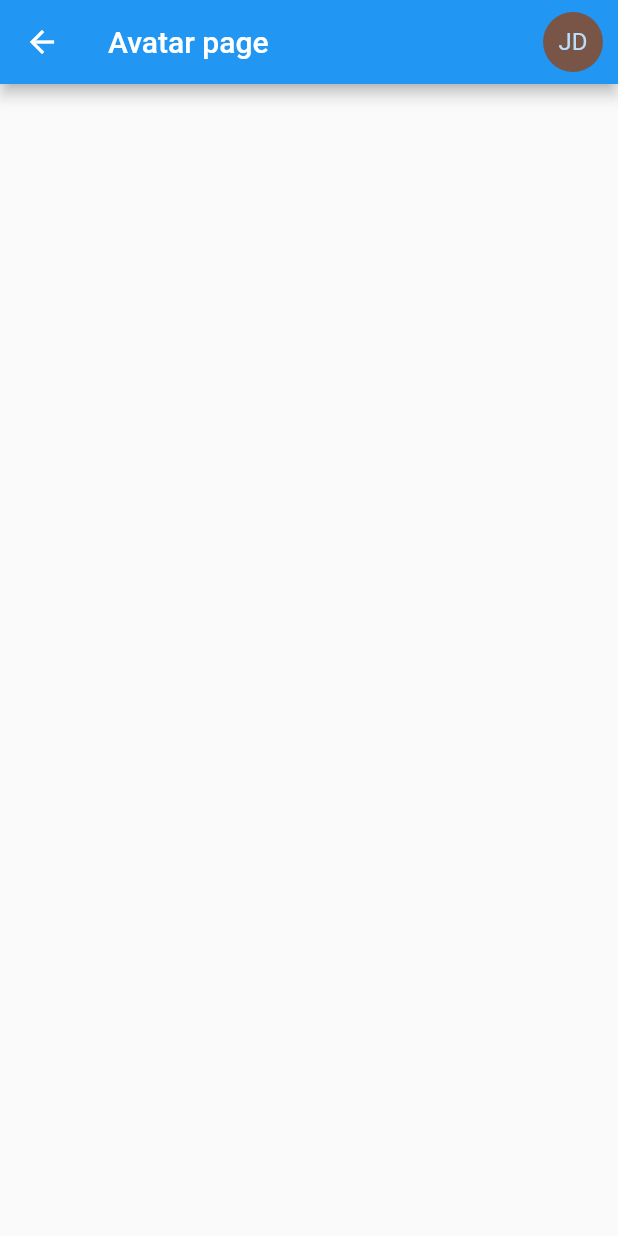
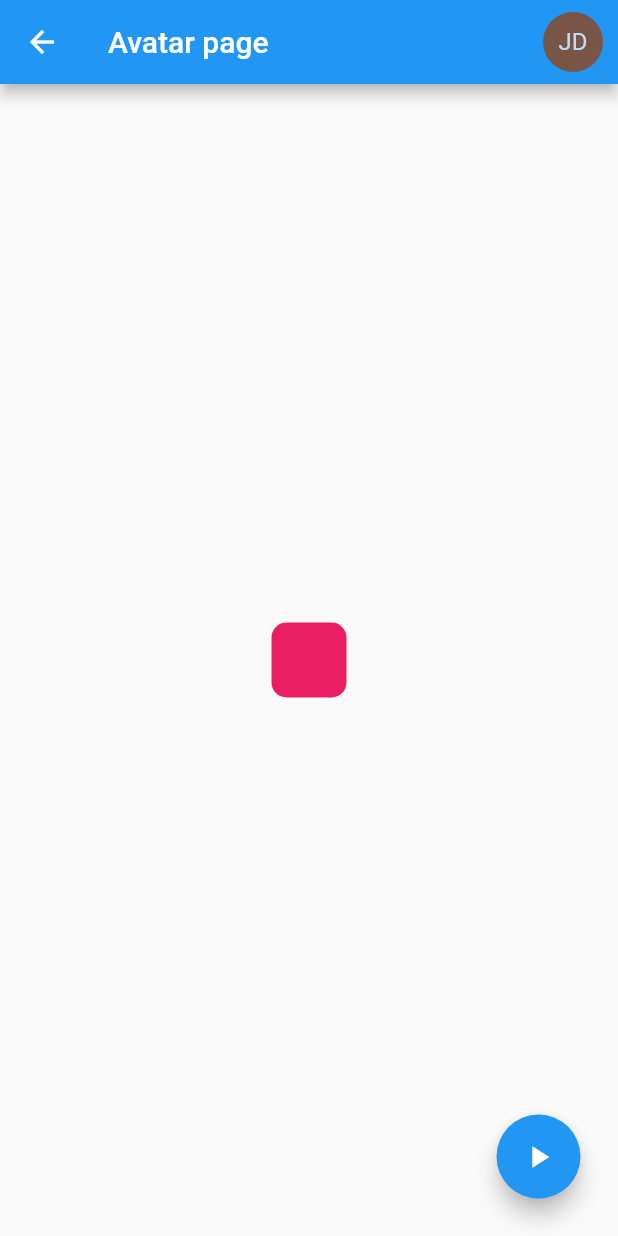
Before and after one commit to Josehdez96/flutter-widgets, a Flutter app: the AvatarPage screen opened by its route, on a phone screen of 412 x 824 dp. Run offline on Flutter 3.47's test engine with Material 2 defaults, Android fonts, the phone set to English and light mode, and no system bars.

```diff
--- a/lib/src/pages/avatar_page.dart
+++ b/lib/src/pages/avatar_page.dart
@@ -1,3 +1,5 @@
+import 'dart:math';
+
 import 'package:flutter/material.dart';
 
 class AvatarPage extends StatelessWidget {
@@ -13,11 +15,75 @@ class AvatarPage extends StatelessWidget {
             padding: EdgeInsets.only(right: 10),
             child: CircleAvatar(
             child: Text('JD'),
-            backgroundColor: Colors.brown,
-          ),
+              backgroundColor: Colors.brown,
+            ),
           )
         ],
       ),
+      body: const _CustomAnimatedContainer(),
     );
   }
 }
+
+class _CustomAnimatedContainer extends StatefulWidget {
+  const _CustomAnimatedContainer({
+    Key? key,
+  }) : super(key: key);
+
+  @override
+  State<_CustomAnimatedContainer> createState() => _CustomAnimatedContainerState();
+}
+
+class _CustomAnimatedContainerState extends State<_CustomAnimatedContainer> {
+
+  double _width = 50;
+  double _height = 50;
+  Color _color = Colors.pink;
+  BorderRadiusGeometry _borderRadius = BorderRadius.circular(10);
+
+  @override
+  Widget build(BuildContext context) {
+
+    return Stack(
+      children: [
+        Center(
+          child: AnimatedContainer(
+            duration: const Duration(milliseconds: 700),
+            curve: Curves.fastOutSlowIn,
+            width: _width,
+            height: _height,
+            decoration: BoxDecoration(
+              borderRadius: _borderRadius,
+              color: _color
+            ),
+          ),
+        ),
+        Positioned(
+          bottom: 25,
+          right: 25,
+          child: FloatingActionButton(
+            onPressed: () => changeShape(),
+            child: const Icon(Icons.play_arrow),
+          )
+        )
+      ],
+    );
+  }
+
+  void changeShape() {
+
+    final random = Random();
+
+    setState(() {
+      _width = random.nextInt(300).toDouble();
+      _height = random.nextInt(400).toDouble();
+      _color = Color.fromRGBO(
+        random.nextInt(255),
+        random.nextInt(255),
+        random.nextInt(255),
+        1
+      );
+      _borderRadius = BorderRadius.circular(random.nextInt(45).toDouble());
+    });
+  }
+}
```
